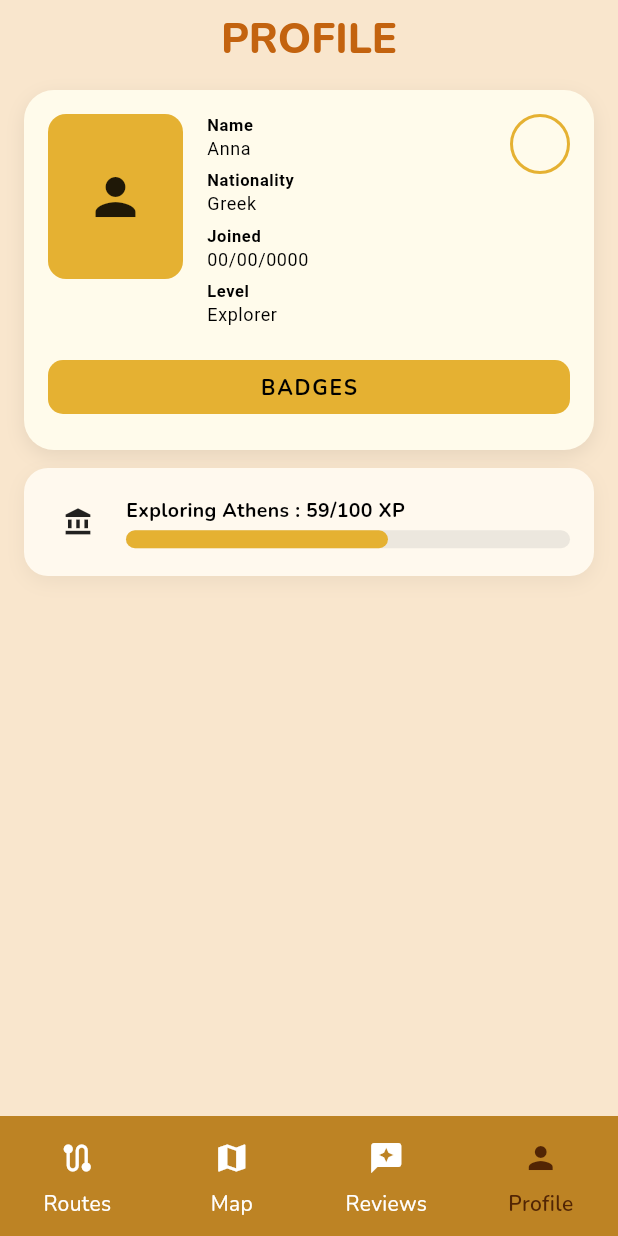
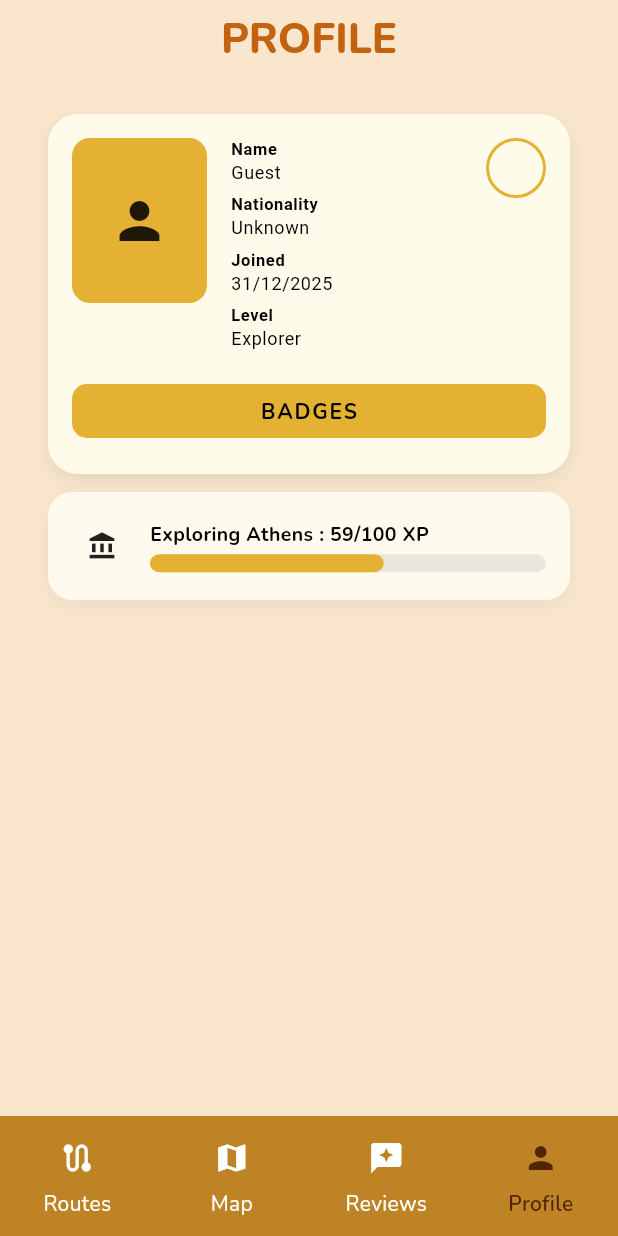
Before and after one commit to annapatata/history-walk, a Flutter app: the NavigationMenu screen opened directly, item 4 of the bottom bar chosen, on a phone screen of 412 x 824 dp. Run offline on Flutter 3.47's test engine with Material 3 defaults, Android fonts, the phone set to English and light mode, and no system bars; our stand-ins replace geolocator, get; missing offline and left inert: mapbox_maps_flutter.

Commit message:
λειτουργικό passport στο profile, εν μέρη

```diff
--- /dev/null
+++ b/HistoryWalk/lib/features/profile/models/user_profile.dart
@@ -0,0 +1,34 @@
+class UserProfile {
+  final String name;
+  final String nationality;
+  final String avatarPath;
+  final DateTime firstLoginDate;
+  final int level;
+  final int progress;
+
+  UserProfile({
+    required this.name,
+    required this.nationality,
+    required this.avatarPath,
+    required this.firstLoginDate,
+    required this.level,
+    required this.progress,
+  });
+
+  UserProfile copyWith({
+    String? name,
+    String? nationality,
+    String? avatarPath,
+    int? level,
+    int? progress,
+  }) {
+    return UserProfile(
+      name: name ?? this.name,
+      nationality: nationality ?? this.nationality,
+      avatarPath: avatarPath ?? this.avatarPath,
+      firstLoginDate: firstLoginDate,
+      level: level ?? this.level,
+      progress: progress ?? this.progress,
+    );
+  }
+}
--- a/HistoryWalk/lib/features/profile/screens/profile_screen.dart
+++ b/HistoryWalk/lib/features/profile/screens/profile_screen.dart
@@ -1,28 +1,104 @@
-// Profile_screen.dart
+// profile_screen.dart
 import 'package:flutter/material.dart';
+import 'package:get/get.dart';
+import 'package:intl/intl.dart';
+
+import '../controller/profile_controller.dart';
 import '../widgets/passport.dart';
+import '../widgets/progressbar.dart';
 import 'package:historywalk/common/layouts/section_screen.dart';
-import '../widgets/progressbar.dart';
 
 class ProfileScreen extends StatelessWidget {
-  const ProfileScreen({super.key});
+  ProfileScreen({super.key});
+
+  final ProfileController controller = Get.put(ProfileController());
 
   @override
   Widget build(BuildContext context) {
     return SectionScreenLayout(
-      title:'PROFILE',
-      showSearch:false,
+      title: 'PROFILE',
+      showSearch: false,
       body: ListView(
-              children:[
-                PassportCard(),
-                const SizedBox(height:12),
-                ProfileProgressBar(
-                  progress:59,
-                  label: "Exploring Athens",
-                  icon: Icon(Icons.account_balance, size:20),
-                )
-              ],
-            )
+        padding: const EdgeInsets.all(16),
+        children: [
+          Obx(
+            () => GestureDetector(
+              onTap: () {
+                _showEditProfileDialog(context);
+              },
+              child: PassportCard(
+                name: controller.userProfile.value.name,
+                nationality: controller.userProfile.value.nationality,
+                joinedDate: DateFormat('dd/MM/yyyy')
+                    .format(controller.userProfile.value.firstLoginDate),
+                level: 'Explorer',
+              ),
+            ),
+          ),
+          const SizedBox(height: 12),
+          ProfileProgressBar(
+            progress: 59, // STUB
+            label: 'Exploring Athens',
+            icon: const Icon(Icons.account_balance, size: 20),
+          ),
+        ],
+      ),
+    );
+  }
+
+  // =========================
+  // Edit profile dialog
+  // =========================
+
+  void _showEditProfileDialog(BuildContext context) {
+    final nameController = TextEditingController(
+      text: controller.userProfile.value.name,
+    );
+    final nationalityController = TextEditingController(
+      text: controller.userProfile.value.nationality,
+    );
+
+    showDialog(
+      context: context,
+      builder: (context) {
+        return AlertDialog(
+          title: const Text('Edit profile'),
+          content: Column(
+            mainAxisSize: MainAxisSize.min,
+            children: [
+              TextField(
+                controller: nameController,
+                decoration: const InputDecoration(
+                  labelText: 'Name',
+                ),
+              ),
+              const SizedBox(height: 12),
+              TextField(
+                controller: nationalityController,
+                decoration: const InputDecoration(
+                  labelText: 'Nationality',
+                ),
+              ),
+            ],
+          ),
+          actions: [
+            TextButton(
+              onPressed: () {
+                Navigator.of(context).pop();
+              },
+              child: const Text('Cancel'),
+            ),
+            ElevatedButton(
+              onPressed: () {
+                controller.updateName(nameController.text);
+                controller.updateNationality(nationalityController.text);
+                Navigator.of(context).pop();
+              },
+              child: const Text('Save'),
+            ),
+          ],
+        );
+      },
     );
   }
 }
--- a/HistoryWalk/lib/features/profile/widgets/passport.dart
+++ b/HistoryWalk/lib/features/profile/widgets/passport.dart
@@ -1,9 +1,19 @@
 import 'package:flutter/material.dart';
 import 'package:historywalk/utils/theme/extensions/passport_theme.dart';
 
+class PassportCard extends StatelessWidget {
+  const PassportCard({
+    super.key,
+    required this.name,
+    required this.nationality,
+    required this.joinedDate,
+    required this.level,
+  });
 
-class PassportCard extends StatelessWidget {
-  const PassportCard({super.key});
+  final String name;
+  final String nationality;
+  final String joinedDate;
+  final String level;
 
   @override
   Widget build(BuildContext context) {
@@ -26,10 +36,15 @@ class PassportCard extends StatelessWidget {
       child: Column(
         mainAxisSize: MainAxisSize.min,
         children: [
-          _TopSection(),
+          _TopSection(
+            name: name,
+            nationality: nationality,
+            joinedDate: joinedDate,
+            level: level,
+          ),
           const SizedBox(height: 16),
           _BadgesSection(),
-          const SizedBox(height:8),
+          const SizedBox(height: 8),
         ],
       ),
     );
@@ -37,6 +52,18 @@ class PassportCard extends StatelessWidget {
 }
 
 class _TopSection extends StatelessWidget {
+  const _TopSection({
+    required this.name,
+    required this.nationality,
+    required this.joinedDate,
+    required this.level,
+  });
+
+  final String name;
+  final String nationality;
+  final String joinedDate;
+  final String level;
+
   @override
   Widget build(BuildContext context) {
     final theme = Theme.of(context);
@@ -64,11 +91,11 @@ class _TopSection extends StatelessWidget {
             children: [
               Column(
                 crossAxisAlignment: CrossAxisAlignment.start,
-                children: const [
-                  _InfoLine(label: 'Name', value: 'Anna'),
-                  _InfoLine(label: 'Nationality', value: 'Greek'),
-                  _InfoLine(label: 'Joined', value: '00/00/0000'),
-                  _InfoLine(label: 'Level', value: 'Explorer'),
+                children: [
+                  _InfoLine(label: 'Name', value: name),
+                  _InfoLine(label: 'Nationality', value: nationality),
+                  _InfoLine(label: 'Joined', value: joinedDate),
+                  _InfoLine(label: 'Level', value: level),
                 ],
               ),
 
@@ -133,9 +160,7 @@ class _InfoLine extends StatelessWidget {
   }
 }
 
-
 class _BadgesSection extends StatelessWidget {
-
   @override
   Widget build(BuildContext context) {
     final theme = Theme.of(context);
```
Also changed, not shown: HistoryWalk/lib/features/profile/controller/profile_controller.dart (added, +54 -0 lines), HistoryWalk/pubspec.lock.
